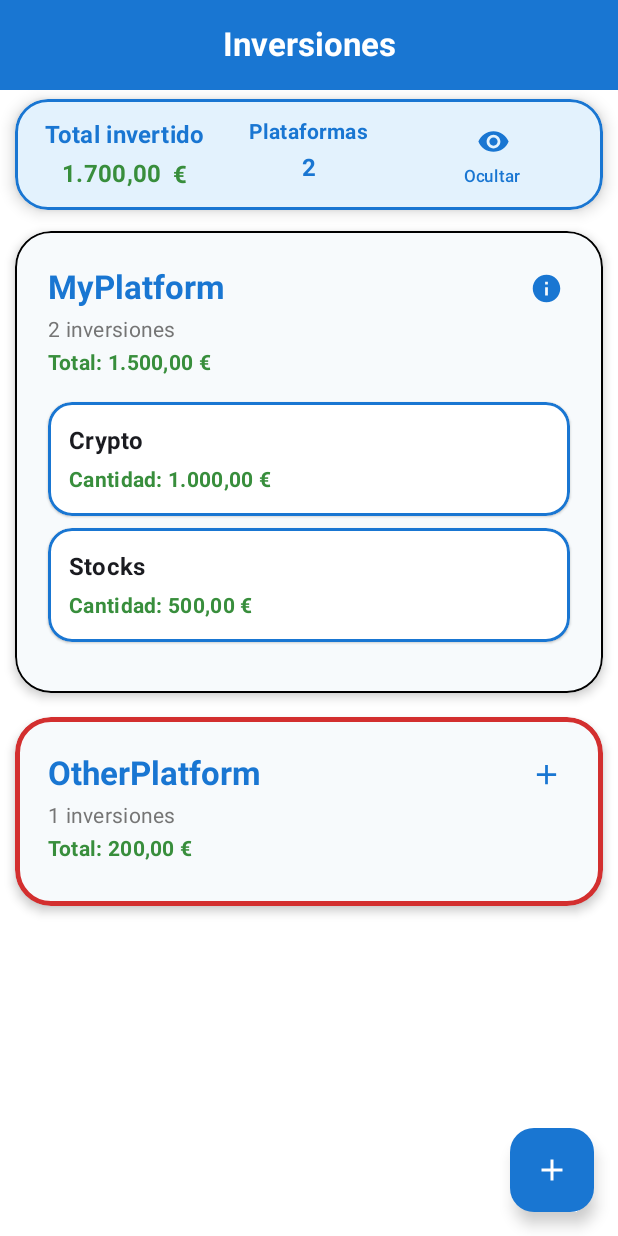
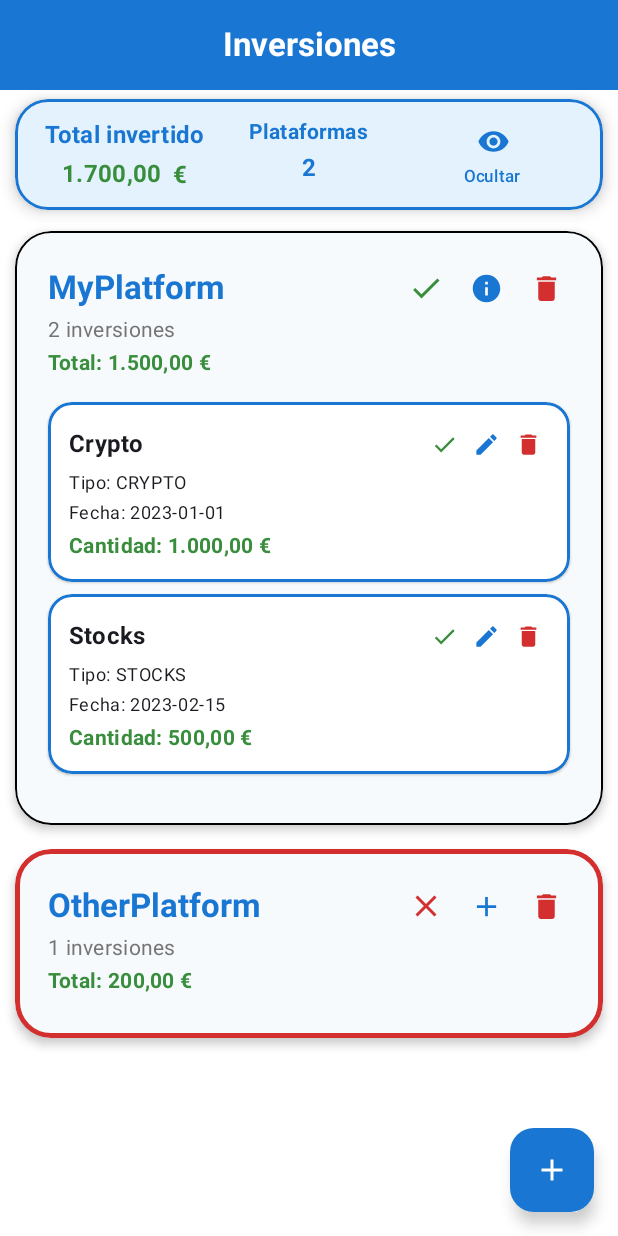
Before and after one commit to Backlay81/ControlFinancieroCompose, an Android app built with Jetpack Compose: the composable InvestmentsScreen shown on its own in the app's theme, after a tap on "Expandir", on a phone screen of 412 x 824 dp. Run offline under Robolectric (Android 15) with nearby library versions, the phone set to English and light mode, and no system bars.

Commit message:
Equivalencia visual de Inversiones con Bancos

```diff
--- a/app/src/main/java/com/example/controlfinancierocompose/ui/investments/InvestmentsScreen.kt
+++ b/app/src/main/java/com/example/controlfinancierocompose/ui/investments/InvestmentsScreen.kt
@@ -45,6 +45,10 @@ import androidx.compose.foundation.lazy.items
 import androidx.compose.ui.draw.shadow
 import androidx.compose.foundation.layout.height
 import androidx.compose.foundation.layout.Spacer
+import androidx.compose.material.icons.filled.Check
+import androidx.compose.material.icons.filled.Close
+import androidx.compose.material.icons.filled.Delete
+import androidx.compose.material.icons.filled.Edit
 import com.example.controlfinancierocompose.data.model.Investment
 import com.example.controlfinancierocompose.data.model.InvestmentType
 import com.example.controlfinancierocompose.navigation.Screen
@@ -217,8 +221,28 @@ fun PlatformCard(platform: InvestmentPlatform, amountsVisible: Boolean, currency
         border = if (!platform.isActive) BorderStroke(3.dp, Color(0xFFD32F2F)) else BorderStroke(1.dp, Color.Black)
     ) {
         Column(modifier = Modifier.padding(22.dp)) {
-            Row(verticalAlignment = Alignment.CenterVertically, horizontalArrangement = Arrangement.spacedBy(8.dp)) {
-                Text(platform.name, style = MaterialTheme.typography.titleLarge.copy(fontWeight = FontWeight.Bold, color = Color(0xFF1976D2)), modifier = Modifier.weight(1f))
+            Row(
+                verticalAlignment = Alignment.CenterVertically,
+                horizontalArrangement = Arrangement.spacedBy(8.dp)
+            ) {
+                Text(
+                    platform.name,
+                    style = MaterialTheme.typography.titleLarge.copy(fontWeight = FontWeight.Bold, color = Color(0xFF1976D2)),
+                    modifier = Modifier.weight(1f)
+                )
+                // Tick/Cross activo/inactivo
+                IconButton(
+                    onClick = { /* TODO: Cambiar estado activo/inactivo de la plataforma */ },
+                    modifier = Modifier.size(32.dp)
+                ) {
+                    Icon(
+                        imageVector = if (platform.isActive) Icons.Default.Check else Icons.Default.Close,
+                        contentDescription = if (platform.isActive) "Activo" else "Inactivo",
+                        tint = if (platform.isActive) Color(0xFF388E3C) else Color(0xFFD32F2F),
+                        modifier = Modifier.size(24.dp)
+                    )
+                }
+                // Expandir/colapsar
                 IconButton(
                     onClick = { expanded.value = !expanded.value },
                     modifier = Modifier.size(32.dp)
@@ -229,6 +253,13 @@ fun PlatformCard(platform: InvestmentPlatform, amountsVisible: Boolean, currency
                         tint = Color(0xFF1976D2),
                         modifier = Modifier.size(22.dp)
                     )
+                }
+                // Eliminar plataforma
+                IconButton(
+                    onClick = { /* TODO: Eliminar plataforma */ },
+                    modifier = Modifier.size(32.dp)
+                ) {
+                    Icon(Icons.Default.Delete, contentDescription = "Eliminar plataforma", tint = Color(0xFFD32F2F), modifier = Modifier.size(22.dp))
                 }
             }
             Text(text = "${platform.investments.size} inversiones", style = MaterialTheme.typography.bodyMedium.copy(color = Color(0xFF757575)), modifier = Modifier.padding(top = 2.dp, bottom = 2.dp))
@@ -246,12 +277,48 @@ fun PlatformCard(platform: InvestmentPlatform, amountsVisible: Boolean, currency
                         colors = CardDefaults.cardColors(containerColor = Color.White),
                         elevation = CardDefaults.cardElevation(1.dp),
                         shape = RoundedCornerShape(16.dp),
-                        border = BorderStroke(2.dp, Color(0xFF1976D2))
+                        border = if (platform.isActive) BorderStroke(2.dp, Color(0xFF1976D2)) else BorderStroke(2.dp, Color(0xFFD32F2F))
                     ) {
                         Column(modifier = Modifier.padding(14.dp)) {
-                            Text(text = investment.name, style = MaterialTheme.typography.titleMedium.copy(fontWeight = FontWeight.Bold))
+                            Row(
+                                verticalAlignment = Alignment.CenterVertically,
+                                modifier = Modifier.fillMaxWidth()
+                            ) {
+                                Text(
+                                    text = investment.name,
+                                    style = MaterialTheme.typography.titleMedium.copy(fontWeight = FontWeight.Bold),
+                                    modifier = Modifier.weight(1f)
+                                )
+                                // Tick/Cross activo/inactivo (simulado, depende del modelo)
+                                IconButton(
+                                    onClick = { /* TODO: Cambiar estado activo/inactivo de la inversión */ },
+                                    modifier = Modifier.size(28.dp)
+                                ) {
+                                    Icon(
+                                        imageVector = Icons.Default.Check, // TODO: Cambiar según estado
+                                        contentDescription = "Activo", // TODO: Cambiar según estado
+                                        tint = Color(0xFF388E3C), // TODO: Cambiar según estado
+                                        modifier = Modifier.size(18.dp)
+                                    )
+                                }
+                                // Editar inversión
+                                IconButton(
+                                    onClick = { /* TODO: Editar inversión */ },
+                                    modifier = Modifier.size(28.dp)
+                                ) {
+                                    Icon(Icons.Default.Edit, contentDescription = "Editar inversión", tint = Color(0xFF1976D2), modifier = Modifier.size(18.dp))
+                                }
+                                // Eliminar inversión
+                                IconButton(
+                                    onClick = { /* TODO: Eliminar inversión */ },
+                                    modifier = Modifier.size(28.dp)
+                                ) {
+                                    Icon(Icons.Default.Delete, contentDescription = "Eliminar inversión", tint = Color(0xFFD32F2F), modifier = Modifier.size(18.dp))
+                                }
+                            }
+                            Text(text = "Tipo: ${investment.type}", style = MaterialTheme.typography.bodySmall, modifier = Modifier.padding(top = 4.dp))
+                            Text(text = "Fecha: ${investment.date}", style = MaterialTheme.typography.bodySmall, modifier = Modifier.padding(top = 4.dp))
                             Text(text = "Cantidad: ${if (amountsVisible) currencyFormatter.format(investment.amount) else "******"}", style = MaterialTheme.typography.bodyMedium.copy(fontWeight = FontWeight.Bold, color = Color(0xFF388E3C)), modifier = Modifier.padding(top = 4.dp))
-                            // Aquí puedes agregar más detalles de la inversión si lo deseas
                         }
                     }
                 }
```
